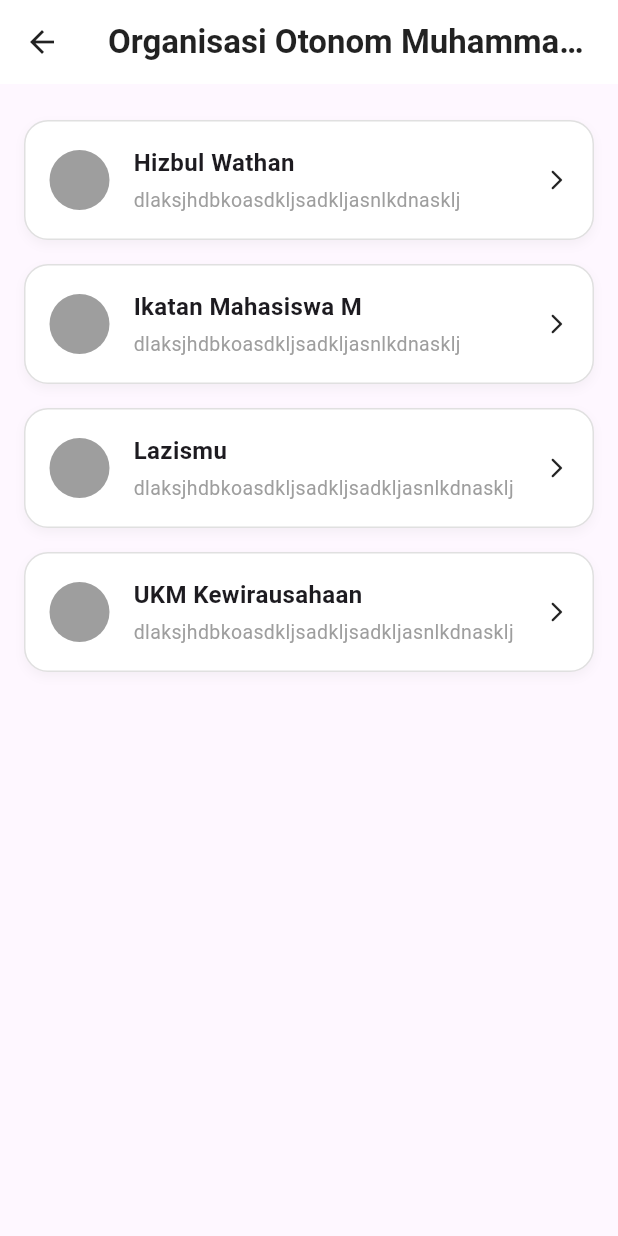
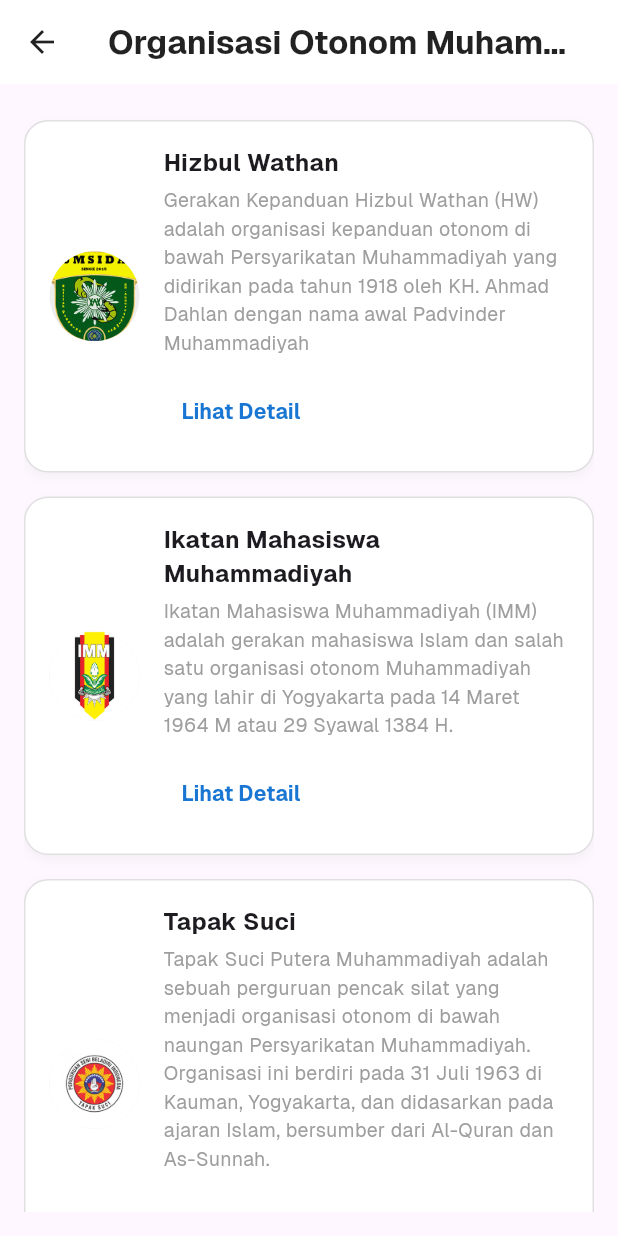
Before and after one commit to firlyamel114/aplikasi-ukm-flutter, a Flutter app: the OrganisasiOrtomPage screen opened directly, on a phone screen of 412 x 824 dp. Run offline on Flutter 3.47's test engine with Material 3 defaults, Android fonts, the phone set to English and light mode, and no system bars; project files that could hold a hidden picture were left out.

Commit message:
tambah halaman detail ortom

```diff
--- a/lib/organisasi_ortom_page.dart
+++ b/lib/organisasi_ortom_page.dart
@@ -1,4 +1,5 @@
 import 'package:flutter/material.dart';
+import 'ortom_detail_page.dart';
 
 class OrganisasiOrtomPage extends StatefulWidget {
   const OrganisasiOrtomPage({super.key});
@@ -13,19 +14,21 @@ class _OrganisasiOrtomPageState extends State<OrganisasiOrtomPage> {
   final List<Map<String, String>> ortomList = [
     {
       'title': 'Hizbul Wathan',
-      'subtitle': 'dlaksjhdbkoasdkljsadkljasnlkdnasklj',
+      'subtitle':
+          'Gerakan Kepanduan Hizbul Wathan (HW) adalah organisasi kepanduan otonom di bawah Persyarikatan Muhammadiyah yang didirikan pada tahun 1918 oleh KH. Ahmad Dahlan dengan nama awal Padvinder Muhammadiyah',
+      'logoPath': 'assets/logos/HW_Umsida.png',
     },
     {
-      'title': 'Ikatan Mahasiswa M',
-      'subtitle': 'dlaksjhdbkoasdkljsadkljasnlkdnasklj',
+      'title': 'Ikatan Mahasiswa Muhammadiyah',
+      'subtitle':
+          'Ikatan Mahasiswa Muhammadiyah (IMM) adalah gerakan mahasiswa Islam dan salah satu organisasi otonom Muhammadiyah yang lahir di Yogyakarta pada 14 Maret 1964 M atau 29 Syawal 1384 H.',
+      'logoPath': 'assets/logos/imm.png',
     },
     {
-      'title': 'Lazismu',
-      'subtitle': 'dlaksjhdbkoasdkljsadkljsadkljasnlkdnasklj',
-    },
-    {
-      'title': 'UKM Kewirausahaan',
-      'subtitle': 'dlaksjhdbkoasdkljsadkljsadkljasnlkdnasklj',
+      'title': 'Tapak Suci',
+      'subtitle':
+          'Tapak Suci Putera Muhammadiyah adalah sebuah perguruan pencak silat yang menjadi organisasi otonom di bawah naungan Persyarikatan Muhammadiyah. Organisasi ini berdiri pada 31 Juli 1963 di Kauman, Yogyakarta, dan didasarkan pada ajaran Islam, bersumber dari Al-Quran dan As-Sunnah.',
+      'logoPath': 'assets/logos/tapak_suci.png',
     },
   ];
 
@@ -56,10 +59,7 @@ class _OrganisasiOrtomPageState extends State<OrganisasiOrtomPage> {
             return MouseRegion(
               onEnter: (_) => setState(() => _hoveredCard = item['title']!),
               onExit: (_) => setState(() => _hoveredCard = ''),
-              child: GestureDetector(
-                onTap: () {
-                  // no action for now
-                },
+              // --- GestureDetector SUDAH DIHAPUS ---
               child: AnimatedContainer(
                 duration: const Duration(milliseconds: 150),
                 margin: const EdgeInsets.symmetric(vertical: 8),
@@ -75,14 +75,19 @@ class _OrganisasiOrtomPageState extends State<OrganisasiOrtomPage> {
                     ),
                   ],
                   border: Border.all(
-                      color: isHovered ? Colors.blue.shade200 : Colors.grey.shade300,
+                    color: isHovered
+                        ? Colors.blue.shade200
+                        : Colors.grey.shade300,
                   ),
                 ),
                 child: Row(
                   children: [
-                      const CircleAvatar(
-                        backgroundColor: Colors.grey,
-                        radius: 20,
+                    CircleAvatar(
+                      backgroundColor: Colors.grey.shade200, // Fallback color
+                      radius: 30, // Radius 30 (dari permintaan sebelumnya)
+                      backgroundImage: AssetImage(
+                        item['logoPath']!,
+                      ), // Muat gambar
                     ),
                     const SizedBox(width: 16),
                     Expanded(
@@ -104,12 +109,37 @@ class _OrganisasiOrtomPageState extends State<OrganisasiOrtomPage> {
                               color: Colors.grey,
                             ),
                           ),
+                          // --- TOMBOL BARU DITAMBAHKAN DI SINI ---
+                          const SizedBox(height: 12), // Beri jarak
+                          TextButton(
+                            style: TextButton.styleFrom(
+                              // ... styling Anda
+                            ),
+                            onPressed: () {
+                              // --- UBAH BAGIAN INI ---
+                              Navigator.push(
+                                context,
+                                MaterialPageRoute(
+                                  builder: (context) => OrtomDetailPage(
+                                    title: item['title']!,
+                                    logoPath: item['logoPath']!,
+                                  ),
+                                ),
+                              );
+                            },
+                            child: Text(
+                              'Lihat Detail',
+                              style: TextStyle(
+                                fontWeight: FontWeight.w600,
+                                color: Colors.blue.shade700,
+                              ),
+                            ),
+                          ),
+                          // --- BATAS PENAMBAHAN TOMBOL ---
                         ],
                       ),
                     ),
-                      const Icon(Icons.arrow_forward_ios_rounded, size: 16),
                   ],
-                  ),
                 ),
               ),
             );
```
Also changed, not shown: lib/organisasi_aslab_page.dart (+7 -2 lines), lib/ortom_detail_page.dart (added, +167 -0 lines), pubspec.yaml (+29 -24 lines), assets/logos/HW_Umsida.png (added), assets/logos/imm.png (added), assets/logos/tapak_suci.png (added), flutter_01.png (added). Lines whose indentation alone changed are shown as unchanged.
